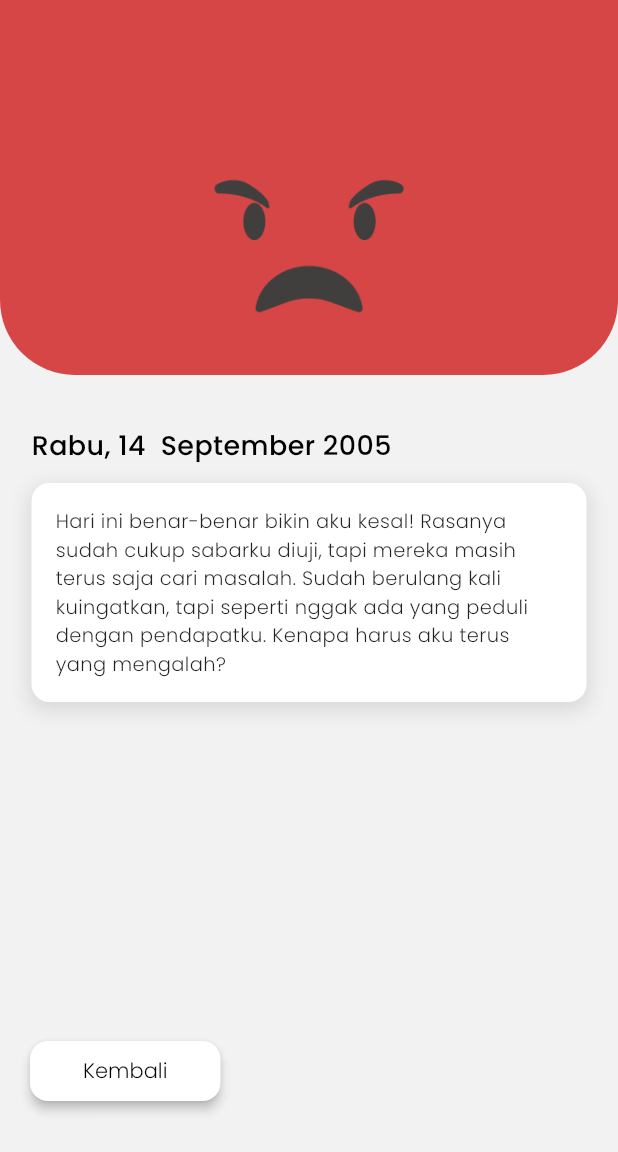
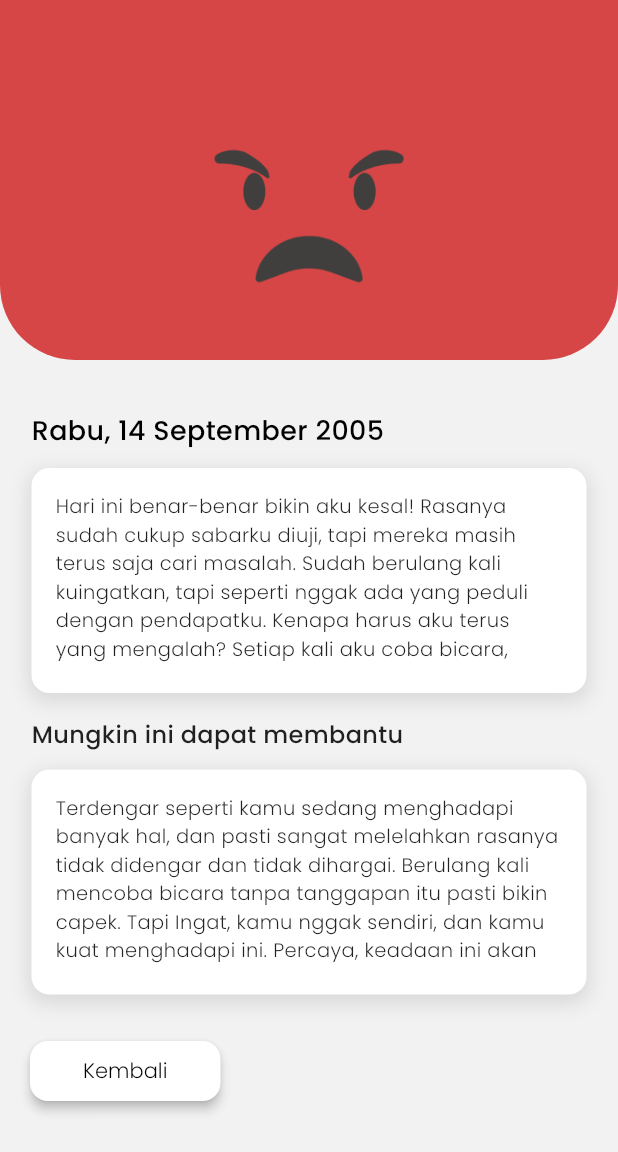
Before and after one commit to afikque23/Mental_Health_App, a Flutter app: the HistoryTracker screen opened directly, on a phone screen of 412 x 824 dp. Shown: the top 1152 px of the screen. Run offline on Flutter 3.47's test engine with Material 3 defaults, Android fonts, the phone set to English and light mode, and no system bars; our stand-ins replace flutter_bloc, flutter_svg, hydrated_bloc, introduction_screen, shared_preferences; accounts and stored records are empty.

```diff
--- a/lib/presentation/tracker/pages/history_tracker.dart
+++ b/lib/presentation/tracker/pages/history_tracker.dart
@@ -23,7 +23,7 @@ class HistoryTracker extends StatelessWidget {
                     child: Container(
                       padding: const EdgeInsets.all(16),
                       color: const Color(0xFFD74646),
-                      height: 250, // Tinggi header
+                      height: 240, // Tinggi header
                       width: double.infinity, // Lebar penuh
                       child: const SafeArea(
                         child: Column(
@@ -39,7 +39,7 @@ class HistoryTracker extends StatelessWidget {
                   // Gambar di tengah header
                   Positioned(
                     top:
-                        50, // Mengatur jarak dari atas agar gambar berada di tengah
+                        30, // Mengatur jarak dari atas agar gambar berada di tengah
                     child: Container(
                       height: 220, // Tinggi gambar
                       width: 220, // Lebar gambar
@@ -60,7 +60,7 @@ class HistoryTracker extends StatelessWidget {
               const Padding(
                 padding: EdgeInsets.only(top: 34, left: 21),
                 child: Text(
-                  "Rabu, 14  September 2005",
+                  "Rabu, 14 September 2005",
                   style: TextStyle(
                     fontSize: 18,
                     fontWeight: FontWeight.w500,
@@ -87,8 +87,11 @@ class HistoryTracker extends StatelessWidget {
                       ),
                     ],
                   ),
-                  child: const Text(
-                    "Hari ini benar-benar bikin aku kesal! Rasanya sudah cukup sabarku diuji, tapi mereka masih terus saja cari masalah. Sudah berulang kali kuingatkan, tapi seperti nggak ada yang peduli dengan pendapatku. Kenapa harus aku terus yang mengalah?",
+                  width: 387, // Lebar container
+                  height: 150, // Tinggi container
+                  child: const SingleChildScrollView(
+                    child: Text(
+                      "Hari ini benar-benar bikin aku kesal! Rasanya sudah cukup sabarku diuji, tapi mereka masih terus saja cari masalah. Sudah berulang kali kuingatkan, tapi seperti nggak ada yang peduli dengan pendapatku. Kenapa harus aku terus yang mengalah? Setiap kali aku coba bicara, mereka anggap enteng seakan-akan aku cuma numpang lewat. Rasanya sudah nggak tahan! Sampai kapan aku harus tahan sama sikap seperti ini?",
                       style: TextStyle(
                         fontSize: 13,
                         fontFamily: 'Poppins',
@@ -98,10 +101,57 @@ class HistoryTracker extends StatelessWidget {
                     ),
                   ),
                 ),
+              ),
+
+              // Menambahkan tulisan "Mungkin ini dapat membantu"
+              const Padding(
+                padding: EdgeInsets.only(top: 16, left: 21, right: 21),
+                child: Text(
+                  "Mungkin ini dapat membantu",
+                  style: TextStyle(
+                    fontSize: 16,
+                    fontWeight: FontWeight.w500,
+                    fontFamily: 'Poppins',
+                    color: Colors.black87,
+                  ),
+                ),
+              ),
+
+              // Menambahkan Container dengan drop shadow di bawah "Mungkin ini dapat membantu"
+              Padding(
+                padding: const EdgeInsets.only(top: 12, left: 21, right: 21),
+                child: Container(
+                  padding: const EdgeInsets.all(16),
+                  decoration: BoxDecoration(
+                    color: Colors.white,
+                    borderRadius: BorderRadius.circular(12),
+                    boxShadow: [
+                      BoxShadow(
+                        color: Colors.black.withOpacity(0.1), // Warna bayangan
+                        spreadRadius: 2,
+                        blurRadius: 10,
+                        offset: const Offset(0, 4), // Offset bayangan
+                      ),
                     ],
                   ),
-
+                  width: 387, // Lebar container
+                  height: 150, // Tinggi container
+                  child: const SingleChildScrollView(
+                    child: Text(
+                      "Terdengar seperti kamu sedang menghadapi banyak hal, dan pasti sangat melelahkan rasanya tidak didengar dan tidak dihargai. Berulang kali mencoba bicara tanpa tanggapan itu pasti bikin capek. Tapi Ingat, kamu nggak sendiri, dan kamu kuat menghadapi ini. Percaya, keadaan ini akan membaik seiring waktu.",
+                      style: TextStyle(
+                        fontSize: 13,
+                        fontFamily: 'Poppins',
+                        fontWeight: FontWeight.w300,
+                        color: Colors.black87,
+                      ),
+                    ),
+                  ),
+                ),
+              ),
               const SizedBox(height: 0), // Spasi antara Container dan tombol
+            ],
+          ),
           // Row untuk tombol kembali dan simpan di luar Column utama
           Row(mainAxisAlignment: MainAxisAlignment.spaceBetween, children: [
             // Tombol kembali
@@ -131,7 +181,7 @@ class HistoryTracker extends StatelessWidget {
                 ),
               ),
             ),
-          ])
+          ]),
         ],
       ),
     );
```
Lines whose indentation alone changed are shown as unchanged.
